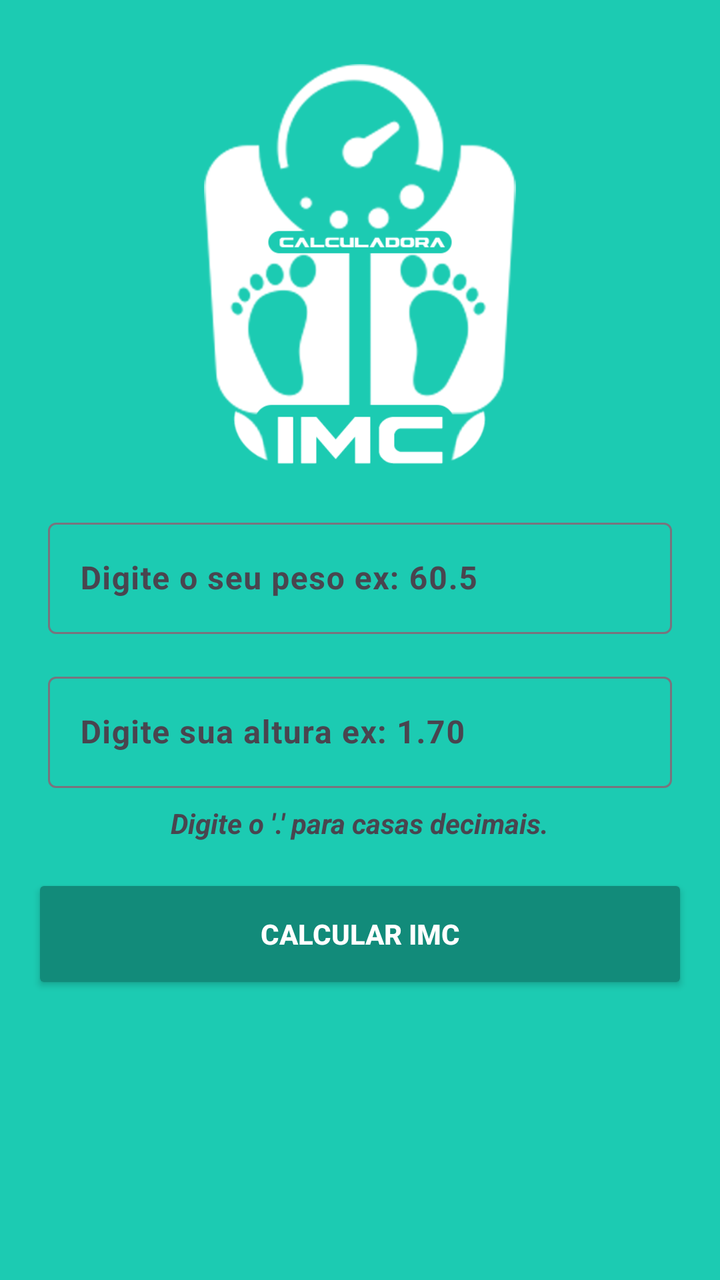
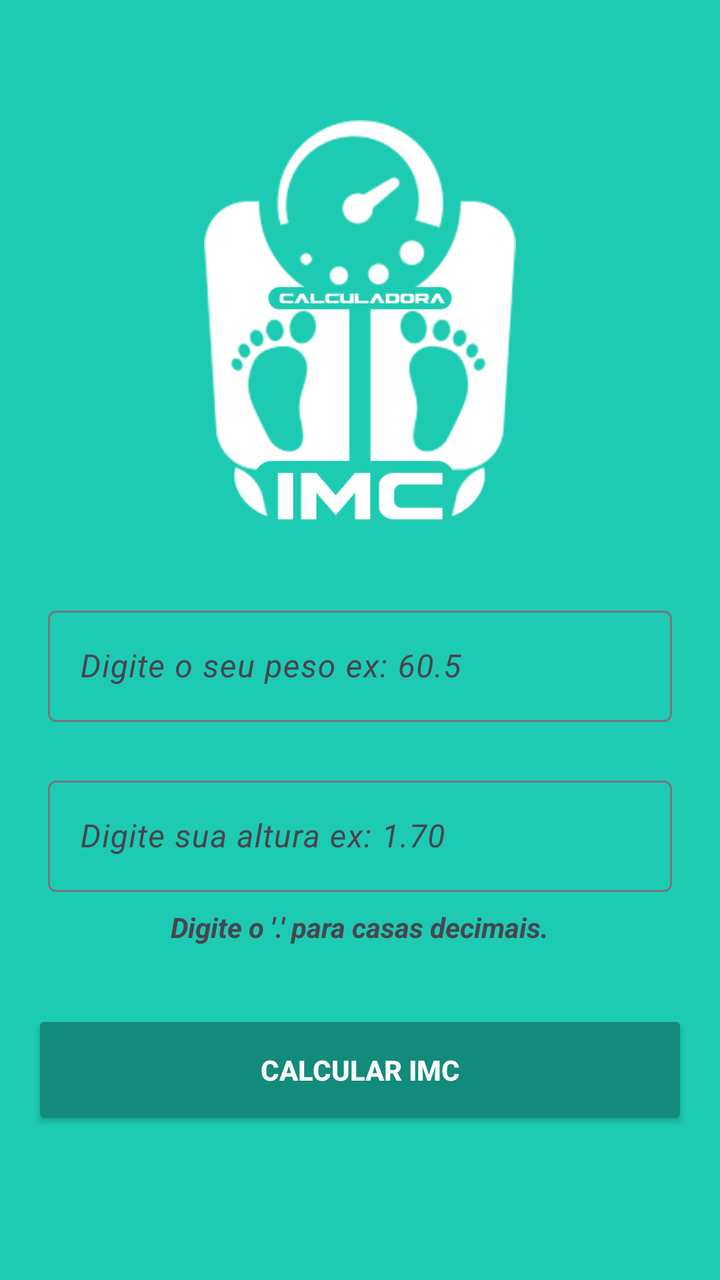

Screens rendered from an Android XML layout before and after an edit, with the pre-edit source and the edit as a unified diff.
<!-- AndroidManifest.xml: application theme Theme.CalculadorIMC -->
<!-- res/layout/activity_main.xml -->
<?xml version="1.0" encoding="utf-8"?>
<androidx.constraintlayout.widget.ConstraintLayout xmlns:android="http://schemas.android.com/apk/res/android"
    xmlns:app="http://schemas.android.com/apk/res-auto"
    xmlns:tools="http://schemas.android.com/tools"
    android:id="@+id/main"
    android:layout_width="match_parent"
    android:layout_height="match_parent"
    tools:context=".MainActivity">

    <ImageView
        android:id="@+id/imageView"
        android:layout_width="200dp"
        android:layout_height="200dp"
        android:layout_marginTop="32dp"
        app:layout_constraintEnd_toEndOf="parent"
        app:layout_constraintHorizontal_bias="0.5"
        app:layout_constraintStart_toStartOf="parent"
        app:layout_constraintTop_toTopOf="parent"
        app:srcCompat="@drawable/logo" />

    <com.google.android.material.textfield.TextInputLayout
        android:id="@+id/textInputLayout"
        android:layout_width="0dp"
        android:layout_height="wrap_content"
        android:layout_marginStart="16dp"
        android:layout_marginTop="16dp"
        android:layout_marginEnd="16dp"
        android:padding="8dp"
        app:layout_constraintEnd_toEndOf="parent"
        app:layout_constraintHorizontal_bias="0.5"
        app:layout_constraintStart_toStartOf="parent"
        app:layout_constraintTop_toBottomOf="@+id/imageView">

        <com.google.android.material.textfield.TextInputEditText
            android:id="@+id/edit_peso"
            android:layout_width="match_parent"
            android:layout_height="wrap_content"
            android:hint="Digite o seu peso ex: 60.5"
            android:inputType="number|numberDecimal"
            android:textStyle="bold" />
    </com.google.android.material.textfield.TextInputLayout>

    <com.google.android.material.textfield.TextInputLayout
        android:id="@+id/textInputLayout2"
        android:layout_width="0dp"
        android:layout_height="wrap_content"
        android:layout_marginStart="16dp"
        android:layout_marginEnd="16dp"
        android:padding="8dp"
        app:layout_constraintEnd_toEndOf="parent"
        app:layout_constraintHorizontal_bias="0.5"
        app:layout_constraintStart_toStartOf="parent"
        app:layout_constraintTop_toBottomOf="@+id/textInputLayout">

        <com.google.android.material.textfield.TextInputEditText
            android:id="@+id/edit_altura"
            android:layout_width="match_parent"
            android:layout_height="wrap_content"
            android:hint="Digite sua altura ex: 1.70"
            android:inputType="number|numberDecimal"
            android:textStyle="bold" />
    </com.google.android.material.textfield.TextInputLayout>

    <TextView
        android:id="@+id/textView"
        android:layout_width="wrap_content"
        android:layout_height="wrap_content"
        android:text="Digite o '.' para casas decimais."
        android:textStyle="bold|italic"
        app:layout_constraintEnd_toEndOf="parent"
        app:layout_constraintHorizontal_bias="0.5"
        app:layout_constraintStart_toStartOf="parent"
        app:layout_constraintTop_toBottomOf="@+id/textInputLayout2" />

    <Button
        android:id="@+id/btn_calcular"
        style="@style/Widget.AppCompat.Button.Colored"
        android:layout_width="0dp"
        android:layout_height="60dp"
        android:layout_marginStart="16dp"
        android:layout_marginTop="16dp"
        android:layout_marginEnd="16dp"
        android:text="CALCULAR IMC"
        android:textStyle="bold"
        app:layout_constraintEnd_toEndOf="parent"
        app:layout_constraintHorizontal_bias="0.5"
        app:layout_constraintStart_toStartOf="parent"
        app:layout_constraintTop_toBottomOf="@+id/textView" />
</androidx.constraintlayout.widget.ConstraintLayout>
<!-- resources referenced by this layout -->
<resources>
  <!-- drawable logo: png bitmap (drawable, 33482 bytes) -->
  <style name="Theme.CalculadorIMC" parent="Base.Theme.CalculadorIMC" />
  <style name="Base.Theme.CalculadorIMC" parent="Theme.Material3.DayNight.NoActionBar">
          
          <item name="colorPrimary">@color/primaria</item>
          <item name="colorPrimaryVariant">@color/primaria_variacao</item>
          <item name="colorOnPrimary">@color/white</item>
          <item name="android:windowBackground">@color/fundo</item>
  
      </style>
  <color name="primaria">#128b7a</color>
  <color name="primaria_variacao">#006153</color>
  <color name="white">#FFFFFFFF</color>
  <color name="fundo">#1ccbb2</color>
</resources>

<!-- the commit's change to res/layout/activity_main.xml (unified diff, before → after) -->
@@ -11,7 +11,7 @@
         android:id="@+id/imageView"
         android:layout_width="200dp"
         android:layout_height="200dp"
-        android:layout_marginTop="32dp"
+        android:layout_marginTop="60dp"
         app:layout_constraintEnd_toEndOf="parent"
         app:layout_constraintHorizontal_bias="0.5"
         app:layout_constraintStart_toStartOf="parent"
@@ -19,11 +19,11 @@
         app:srcCompat="@drawable/logo" />
 
     <com.google.android.material.textfield.TextInputLayout
-        android:id="@+id/textInputLayout"
+        android:id="@+id/textInputPeso"
         android:layout_width="0dp"
         android:layout_height="wrap_content"
         android:layout_marginStart="16dp"
-        android:layout_marginTop="16dp"
+        android:layout_marginTop="32dp"
         android:layout_marginEnd="16dp"
         android:padding="8dp"
         app:layout_constraintEnd_toEndOf="parent"
@@ -32,33 +32,34 @@
         app:layout_constraintTop_toBottomOf="@+id/imageView">
 
         <com.google.android.material.textfield.TextInputEditText
-            android:id="@+id/edit_peso"
+            android:id="@+id/editPeso"
             android:layout_width="match_parent"
             android:layout_height="wrap_content"
             android:hint="Digite o seu peso ex: 60.5"
             android:inputType="number|numberDecimal"
-            android:textStyle="bold" />
+            android:textStyle="italic" />
     </com.google.android.material.textfield.TextInputLayout>
 
     <com.google.android.material.textfield.TextInputLayout
-        android:id="@+id/textInputLayout2"
+        android:id="@+id/textInputAltura"
         android:layout_width="0dp"
         android:layout_height="wrap_content"
         android:layout_marginStart="16dp"
+        android:layout_marginTop="8dp"
         android:layout_marginEnd="16dp"
         android:padding="8dp"
         app:layout_constraintEnd_toEndOf="parent"
         app:layout_constraintHorizontal_bias="0.5"
         app:layout_constraintStart_toStartOf="parent"
-        app:layout_constraintTop_toBottomOf="@+id/textInputLayout">
+        app:layout_constraintTop_toBottomOf="@+id/textInputPeso">
 
         <com.google.android.material.textfield.TextInputEditText
-            android:id="@+id/edit_altura"
+            android:id="@+id/editAltura"
             android:layout_width="match_parent"
             android:layout_height="wrap_content"
             android:hint="Digite sua altura ex: 1.70"
             android:inputType="number|numberDecimal"
-            android:textStyle="bold" />
+            android:textStyle="italic" />
     </com.google.android.material.textfield.TextInputLayout>
 
     <TextView
@@ -70,15 +71,15 @@
         app:layout_constraintEnd_toEndOf="parent"
         app:layout_constraintHorizontal_bias="0.5"
         app:layout_constraintStart_toStartOf="parent"
-        app:layout_constraintTop_toBottomOf="@+id/textInputLayout2" />
+        app:layout_constraintTop_toBottomOf="@+id/textInputAltura" />
 
     <Button
-        android:id="@+id/btn_calcular"
+        android:id="@+id/btnCalcular"
         style="@style/Widget.AppCompat.Button.Colored"
         android:layout_width="0dp"
         android:layout_height="60dp"
         android:layout_marginStart="16dp"
-        android:layout_marginTop="16dp"
+        android:layout_marginTop="32dp"
         android:layout_marginEnd="16dp"
         android:text="CALCULAR IMC"
         android:textStyle="bold"
